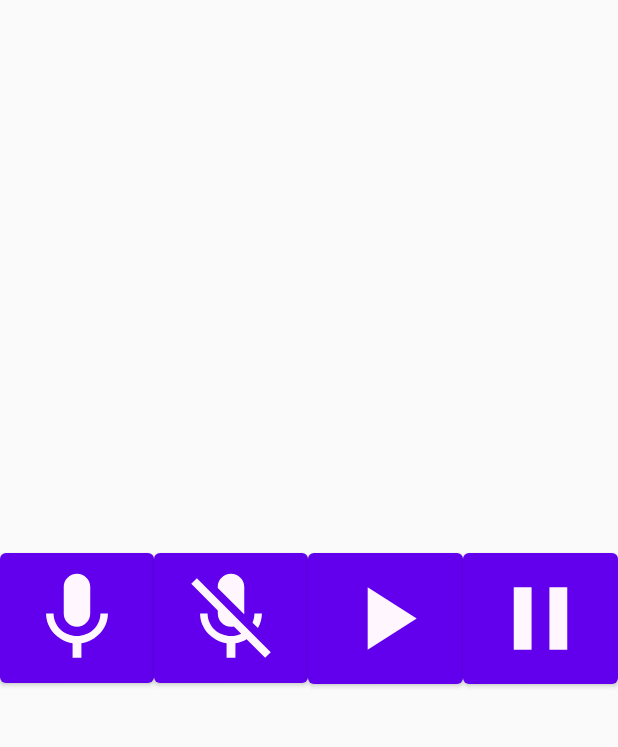
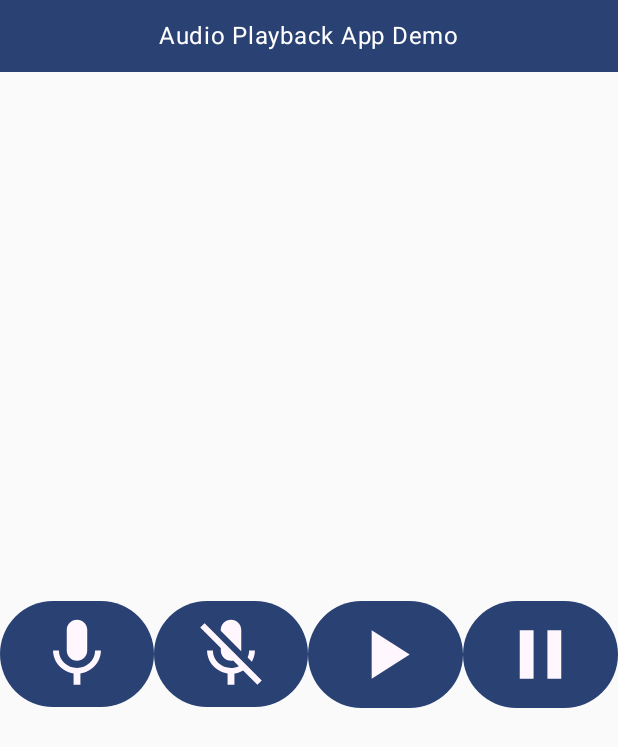
Before and after one commit to Hofmann-K/Audio-Recorder, an Android app built with Jetpack Compose: the screen it shows after launch (MainActivity), on a phone screen of 412 x 824 dp. Shown: the top 747 px of the screen. Run offline under Robolectric (Android 15) with nearby library versions, the phone set to English and light mode, and no system bars.

Commit message:
Added preview functionality and "header" to reduce white space. Buttons now elliptical

```diff
--- a/app/build.gradle.kts
+++ b/app/build.gradle.kts
@@ -78,4 +78,10 @@ dependencies {
     implementation ("androidx.compose.foundation:foundation:1.0.5")
     implementation ("androidx.compose.material:material-ripple:1.5.4")
 
+    val composeBom = platform("androidx.compose:compose-bom:2023.10.01")
+    implementation(composeBom)
+
+    debugImplementation("androidx.compose.ui:ui-tooling")
+    implementation("androidx.compose.ui:ui-tooling-preview")
+
 }
--- a/app/src/main/java/com/audiorecorder/MainActivity.kt
+++ b/app/src/main/java/com/audiorecorder/MainActivity.kt
@@ -4,21 +4,22 @@ import android.Manifest
 import android.os.Bundle
 import androidx.activity.ComponentActivity
 import androidx.activity.compose.setContent
-import androidx.compose.foundation.layout.Arrangement
-import androidx.compose.foundation.layout.Column
-import androidx.compose.foundation.layout.fillMaxSize
-import androidx.compose.material.Button
+import androidx.compose.foundation.Image
+import androidx.compose.foundation.background
+import androidx.compose.foundation.layout.*
+import androidx.compose.material3.*
+import androidx.compose.runtime.Composable
 import androidx.compose.ui.Alignment
 import androidx.compose.ui.Modifier
+import androidx.compose.ui.graphics.Color
+import androidx.compose.ui.res.painterResource
+import androidx.compose.ui.tooling.preview.Preview
+import androidx.compose.ui.unit.dp
 import androidx.core.app.ActivityCompat
 import com.audiorecorder.playback.AndroidAudioPlayer
 import com.audiorecorder.record.AndroidAudioRecorder
 import com.audiorecorder.ui.theme.AudioRecorderTheme
 import java.io.File
-import androidx.compose.foundation.Image
-import androidx.compose.foundation.layout.Row
-import androidx.compose.ui.res.painterResource
-import androidx.compose.ui.unit.dp
 
 class MainActivity : ComponentActivity() {
 
@@ -32,22 +33,41 @@ class MainActivity : ComponentActivity() {
 
     private var audioFile: File? = null
 
-    override fun onCreate(savedInstanceState: Bundle?) {
-        super.onCreate(savedInstanceState)
-        ActivityCompat.requestPermissions(
-            this,
-            arrayOf(Manifest.permission.RECORD_AUDIO),
-            0
-        )
-        setContent {
+    // Preview function for Jetpack Compose UI
+    @Preview
+    @Composable
+    fun PreviewMainActivity() {
         AudioRecorderTheme {
+            MainActivityContent()
+        }
+    }
+
+    @Composable
+    fun MainActivityContent() {
         Column(
             modifier = Modifier.fillMaxSize(),
-                    verticalArrangement = Arrangement.Center,
+            verticalArrangement = Arrangement.Top,
             horizontalAlignment = Alignment.CenterHorizontally
         ) {
+            // Custom top bar
+            Box(
+                modifier = Modifier
+                    .fillMaxWidth()
+                    .height(48.dp) // Adjust the height as needed
+                    .background(MaterialTheme.colorScheme.primary),
+                contentAlignment = Alignment.Center
+            ) {
+                Text(
+                    text = "Audio Playback App Demo",
+                    color = Color.White
+                )
+            }
+
+            // Rest of your content
             Row(
-                        modifier = Modifier.fillMaxSize().weight(1f),
+                modifier = Modifier
+                    .fillMaxSize()
+                    .weight(1f),
                 horizontalArrangement = Arrangement.SpaceEvenly,
                 verticalAlignment = Alignment.CenterVertically
             ) {
@@ -63,7 +83,6 @@ class MainActivity : ComponentActivity() {
                     Image(
                         painter = painterResource(id = R.drawable.ic_start_recording),
                         contentDescription = "Start recording",
-                                // modifier = Modifier.size(48.dp)
                     )
                 }
                 Button(
@@ -75,7 +94,6 @@ class MainActivity : ComponentActivity() {
                     Image(
                         painter = painterResource(id = R.drawable.ic_stop_recording),
                         contentDescription = "Stop recording",
-                                // modifier = Modifier.size(48.dp)
                     )
                 }
                 Button(
@@ -87,7 +105,6 @@ class MainActivity : ComponentActivity() {
                     Image(
                         painter = painterResource(id = R.drawable.ic_play_audio),
                         contentDescription = "Play",
-                                // modifier = Modifier.size(48.dp)
                     )
                 }
                 Button(
@@ -100,11 +117,22 @@ class MainActivity : ComponentActivity() {
                         painter = painterResource(id = R.drawable.ic_pause_audio),
                         contentDescription = "Stop playing"
                     )
-                            // modifier = Modifier.size(48.dp)
                 }
             }
         }
     }
+
+    override fun onCreate(savedInstanceState: Bundle?) {
+        super.onCreate(savedInstanceState)
+        setContent {
+            AudioRecorderTheme {
+                MainActivityContent()
             }
         }
+        ActivityCompat.requestPermissions(
+            this,
+            arrayOf(Manifest.permission.RECORD_AUDIO),
+            0
+        )
     }
+}
```
Lines whose indentation alone changed are shown as unchanged.
